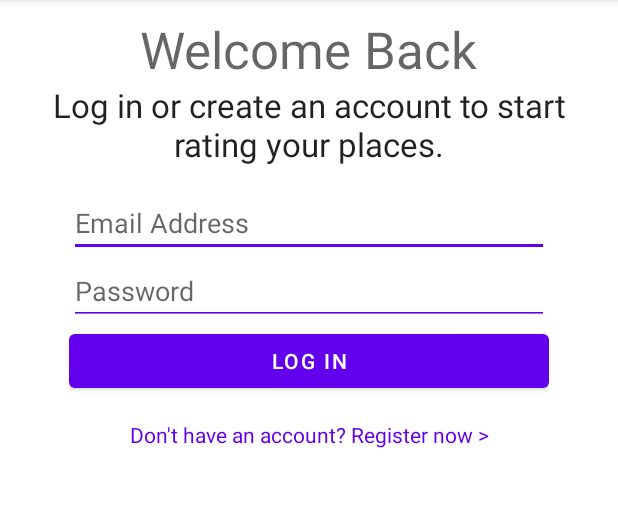
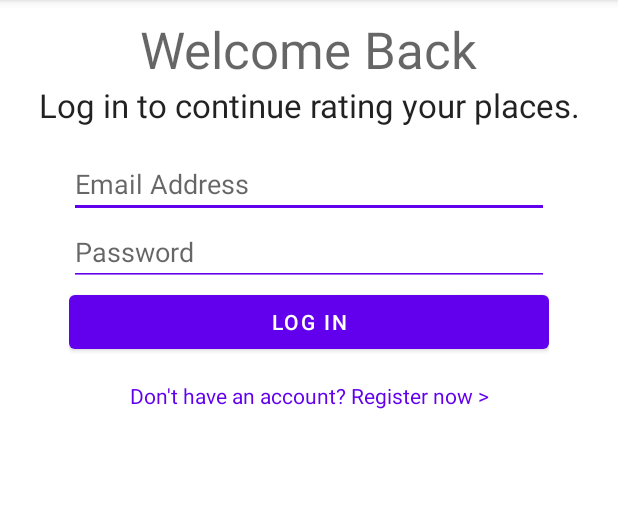
Before and after one commit to ericfesta2/cmsc436-blockassessmentsurvey, an Android app: the screen it shows after launch (LoginRegisterActivity), on a phone screen of 412 x 824 dp, the part 84-591 px from its top. Run offline under Robolectric (Android 15) with nearby library versions, the phone set to English and light mode, and no system bars; our stand-ins replace Firebase (no records; nobody signed in at launch, a user with empty details on screens opened directly).

Commit message:
Various enhancements and comments

```diff
--- a/app/src/main/java/com/example/blockassessmentsurvey/LoginRegisterActivity.kt
+++ b/app/src/main/java/com/example/blockassessmentsurvey/LoginRegisterActivity.kt
@@ -12,6 +12,7 @@ import com.google.firebase.auth.FirebaseAuth
 
 class LoginRegisterActivity : AppCompatActivity() {
     private lateinit var welcomeHeading: TextView
+    private lateinit var welcomeDesc: TextView
     private lateinit var emailField: EditText
     private lateinit var passField: EditText
     private lateinit var submitButton: Button
@@ -25,6 +26,7 @@ class LoginRegisterActivity : AppCompatActivity() {
         setContentView(R.layout.login_register)
 
         welcomeHeading = findViewById(R.id.welcomeHeading)
+        welcomeDesc = findViewById(R.id.welcomeDesc)
         emailField = findViewById(R.id.editTextTextEmailAddress)
         passField = findViewById(R.id.editTextTextPassword)
         submitButton = findViewById(R.id.submitButton)
@@ -92,10 +94,12 @@ class LoginRegisterActivity : AppCompatActivity() {
 
             if (isLogin) {
                 welcomeHeading.text = getString(R.string.login_heading)
+                welcomeDesc.text = getString(R.string.login_desc)
                 switchLabel.text = getString(R.string.switch_text_login)
                 submitButton.text = "Log In"
             } else {
                 welcomeHeading.text = getString(R.string.register_heading)
+                welcomeDesc.text = getString(R.string.register_desc)
                 switchLabel.text = getString(R.string.switch_text_register)
                 submitButton.text = "Register"
             }
--- a/app/src/main/java/com/example/blockassessmentsurvey/Review.kt
+++ b/app/src/main/java/com/example/blockassessmentsurvey/Review.kt
@@ -1,5 +1,6 @@
 package com.example.blockassessmentsurvey
 
+// The Review object, representing one full user review, is pushed to Firebase
 data class Review(
     val reviewer: String,
     val safety: Float,
--- a/app/src/main/java/com/example/blockassessmentsurvey/ReviewActivity.kt
+++ b/app/src/main/java/com/example/blockassessmentsurvey/ReviewActivity.kt
@@ -77,7 +77,8 @@ class ReviewActivity : AppCompatActivity() {
 
             val ratingBar = view.findViewById<RatingBar>(R.id.ratingBar)
 
-            ratingBar.setOnRatingBarChangeListener { rb: RatingBar, fl: Float, b: Boolean ->
+            // RatingBar docs: https://developer.android.com/reference/android/widget/RatingBar
+            ratingBar.setOnRatingBarChangeListener { _: RatingBar, fl: Float, _: Boolean ->
                 if (fl > 0) {
                     mResultsMap[dimension.id] = fl
                 } else {
@@ -98,7 +99,6 @@ class ReviewActivity : AppCompatActivity() {
         }
 
         // TODO: Push data to Firebase
-        println(mResultsMap)
         val comments = findViewById<EditText>(R.id.commentMultiline).text
 
         try {
--- a/app/src/main/java/com/example/blockassessmentsurvey/ReviewList.kt
+++ b/app/src/main/java/com/example/blockassessmentsurvey/ReviewList.kt
@@ -7,6 +7,8 @@ import android.view.ViewGroup
 import android.widget.ArrayAdapter
 import android.widget.TextView
 
+// Adapted from Lab 7 - Firebase
+// Uses a list of Review objects as the adapter for the list of comments (used in CommentsActivity)
 class ReviewList(private val context: Activity, private var reviews: List<Review>) : ArrayAdapter<Review>(context,
     R.layout.review_list, reviews) {
 
@@ -15,12 +17,10 @@ class ReviewList(private val context: Activity, private var reviews: List<Review
         val inflater = context.layoutInflater
         val listViewItem = inflater.inflate(R.layout.review_list, null, true)
 
-        val posterView = listViewItem.findViewById<TextView>(R.id.authorName)
         val commentView = listViewItem.findViewById<TextView>(R.id.commentText)
         val postedView = listViewItem.findViewById<TextView>(R.id.timestampText)
 
         val review = reviews[position]
-        posterView.text = review.reviewer
         commentView.text = review.comments
         postedView.text = review.posted
 
--- a/app/src/main/res/layout/login_register.xml
+++ b/app/src/main/res/layout/login_register.xml
@@ -17,10 +17,10 @@
         app:layout_constraintStart_toStartOf="parent" />
 
     <TextView
-        android:id="@+id/textView2"
+        android:id="@+id/welcomeDesc"
         android:layout_width="wrap_content"
         android:layout_height="wrap_content"
-        android:text="Log in or create an account to start rating your places."
+        android:text="@string/login_desc"
         android:textAppearance="@style/TextAppearance.AppCompat.Large"
         android:textAlignment="center"
         android:paddingLeft="10dp"
@@ -34,7 +34,7 @@
         android:layout_height="wrap_content"
         android:layout_width="wrap_content"
         android:layout_marginTop="15dp"
-        app:layout_constraintTop_toBottomOf="@id/textView2"
+        app:layout_constraintTop_toBottomOf="@id/welcomeDesc"
         app:layout_constraintEnd_toEndOf="parent"
         app:layout_constraintStart_toStartOf="parent"
         android:orientation="vertical">
--- a/app/src/main/res/layout/review_page.xml
+++ b/app/src/main/res/layout/review_page.xml
@@ -12,7 +12,8 @@
 
         <androidx.constraintlayout.widget.ConstraintLayout
             android:layout_width="match_parent"
-            android:layout_height="match_parent">
+            android:layout_height="match_parent"
+            android:paddingBottom="60dp">
 
             <TextView
                 android:id="@+id/blockName"
@@ -85,8 +86,7 @@
                 app:layout_constraintEnd_toEndOf="parent"
                 app:layout_constraintStart_toStartOf="parent"
                 android:layout_marginLeft="12dp"
-                android:layout_marginRight="12dp"
-                android:layout_marginBottom="60dp"/>
+                android:layout_marginRight="12dp" />
 
         </androidx.constraintlayout.widget.ConstraintLayout>
 
--- a/app/src/main/res/values/strings.xml
+++ b/app/src/main/res/values/strings.xml
@@ -4,6 +4,8 @@
     <!-- LoginRegisterActivity -->
     <string name="register_heading">Welcome</string>
     <string name="login_heading">Welcome Back</string>
+    <string name="register_desc">Create an account to start rating your places.</string>
+    <string name="login_desc">Log in to continue rating your places.</string>
     <string name="switch_text_login">Don\'t have an account? Register now ></string>
     <string name="switch_text_register">Already have an account? Log in ></string>
     <string name="register_success">Your account has successfully been registered. Logging you in...</string>
```
Also changed, not shown: app/src/main/java/com/example/blockassessmentsurvey/MainActivity.kt (+12 -9 lines), app/src/main/java/com/example/blockassessmentsurvey/RatingDimensions.kt (+3 -9 lines), app/src/main/res/layout/review_list.xml (+0 -8 lines).
